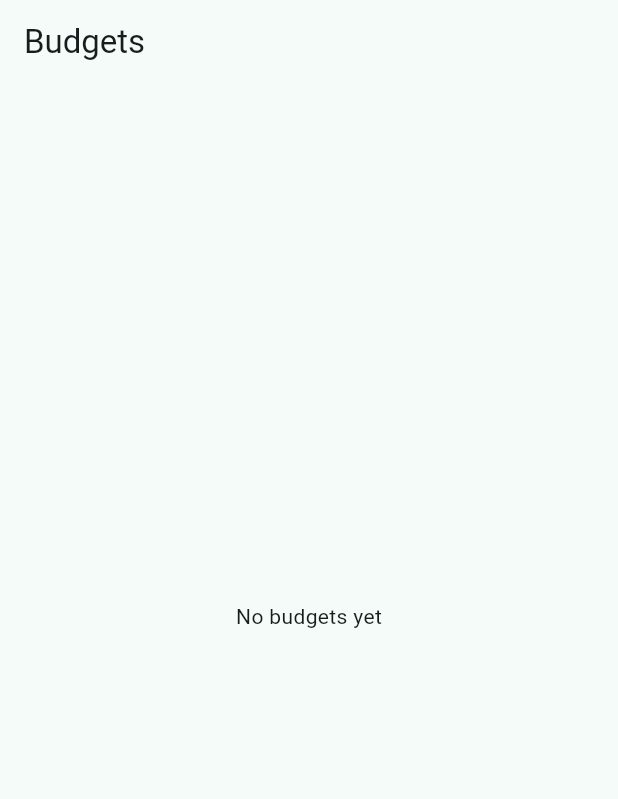
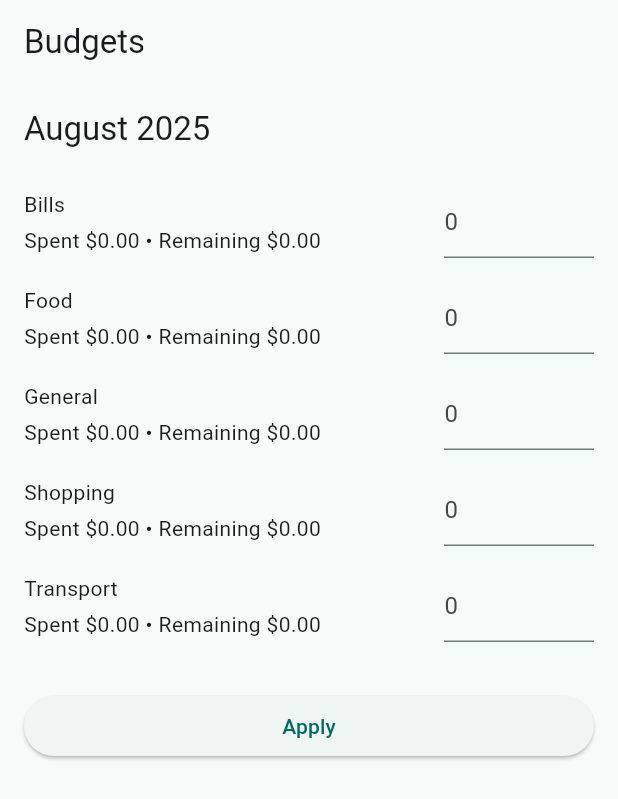
Before and after one commit to Pistote-Initative-Studio/Budget-Balanced, a Flutter app: the screen it shows after launch, item 3 of the bottom bar chosen, on a phone screen of 412 x 824 dp. Shown: the top 799 px of the screen. Run offline on Flutter 3.47's test engine with Material 3 defaults, Android fonts, the light colour scheme and no system bars; our stand-ins replace flutter_riverpod, go_router, hive, hive_flutter; accounts and stored records are empty.

Commit message:
Add current month budgeting with dashboard overview

```diff
--- a/lib/core/di/providers.dart
+++ b/lib/core/di/providers.dart
@@ -2,7 +2,9 @@ import 'package:flutter_riverpod/flutter_riverpod.dart';
 import 'package:hive/hive.dart';
 
 import '../../data/models/transaction.dart';
+import '../../data/models/budget.dart';
 import '../../data/repos/transaction_repo.dart';
+import '../../data/repos/budget_repo.dart';
 import '../../data/storage/hive_boxes.dart';
 
 final hiveReadyProvider = FutureProvider<void>((ref) async {
@@ -20,6 +22,90 @@ final transactionsProvider = StreamProvider<List<BBTransaction>>((ref) {
   return repo.watchAll();
 });
 
+final budgetRepoProvider = Provider<BudgetRepo>((ref) {
+  ref.watch(hiveReadyProvider);
+  final box = Hive.box<Budget>(Boxes.budgets);
+  return BudgetRepo(box);
+});
+
+final currentMonthProvider = Provider<(int year, int month)>((ref) {
+  final now = DateTime.now().toUtc();
+  return (now.year, now.month);
+});
+
+final currentMonthBudgetProvider =
+    StreamProvider<Budget>((ref) {
+  final repo = ref.watch(budgetRepoProvider);
+  final (year, month) = ref.watch(currentMonthProvider);
+  return repo
+      .watchForMonth(year, month)
+      .map((b) => b ?? Budget.empty(year, month));
+});
+
+final categorySpendThisMonthProvider = Provider<Map<String, int>>((ref) {
+  final txs = ref.watch(transactionsProvider).value ?? [];
+  final (year, month) = ref.watch(currentMonthProvider);
+  final start = DateTime.utc(year, month);
+  final end = month == 12
+      ? DateTime.utc(year + 1, 1)
+      : DateTime.utc(year, month + 1);
+  final map = <String, int>{};
+  for (final tx in txs) {
+    if (tx.dateUtc.isBefore(end) && !tx.dateUtc.isBefore(start)) {
+      map[tx.category] = (map[tx.category] ?? 0) + tx.amountCents;
+    }
+  }
+  return map;
+});
+
+class CategoryBudgetInfo {
+  CategoryBudgetInfo({required this.limit, required this.spent});
+  final int limit;
+  final int spent;
+  int get remaining => limit - spent;
+}
+
+class BudgetOverview {
+  BudgetOverview({
+    required this.categories,
+    required this.totalLimit,
+    required this.totalSpent,
+  });
+
+  final Map<String, CategoryBudgetInfo> categories;
+  final int totalLimit;
+  final int totalSpent;
+  int get totalRemaining => totalLimit - totalSpent;
+  double get pctUsed =>
+      totalLimit == 0 ? 0 : totalSpent / totalLimit * 100;
+}
+
+final budgetOverviewProvider = Provider<BudgetOverview>((ref) {
+  final (year, month) = ref.watch(currentMonthProvider);
+  final budget = ref.watch(currentMonthBudgetProvider).maybeWhen(
+        data: (b) => b,
+        orElse: () => Budget.empty(year, month),
+      );
+  final spend = ref.watch(categorySpendThisMonthProvider);
+  final categories = {...budget.categoryLimits.keys, ...spend.keys};
+  final perCat = <String, CategoryBudgetInfo>{};
+  for (final c in categories) {
+    final limit = budget.categoryLimits[c] ?? 0;
+    final spent = spend[c] ?? 0;
+    perCat[c] = CategoryBudgetInfo(limit: limit, spent: spent);
+  }
+  final totalLimit =
+      perCat.values.fold<int>(0, (p, e) => p + e.limit);
+  final totalSpent =
+      perCat.values.fold<int>(0, (p, e) => p + e.spent);
+  return BudgetOverview(
+    categories: perCat,
+    totalLimit: totalLimit,
+    totalSpent: totalSpent,
+  );
+});
+
+/// Existing provider retained for backward compatibility.
 final monthSpendProvider = Provider<int>((ref) {
   ref.watch(transactionsProvider);
   final repo = ref.watch(transactionRepoProvider);
--- a/lib/data/models/budget.dart
+++ b/lib/data/models/budget.dart
@@ -1,23 +1,102 @@
 import 'package:hive/hive.dart';
 
-@HiveType(typeId: 1)
-class Budget extends HiveObject {
+/// Stores budget limits for a given month (current milestone only).
+class Budget {
   Budget({
     required this.id,
-    required this.periodMonth,
-    required this.periodYear,
+    required this.year,
+    required this.month,
     required this.categoryLimits,
-    this.rolloverEnabled = false,
+    required this.createdAtUtc,
+    required this.updatedAtUtc,
   });
 
-  @HiveField(0)
-  String id;
-  @HiveField(1)
-  int periodMonth;
-  @HiveField(2)
-  int periodYear;
-  @HiveField(3)
-  Map<String, int> categoryLimits;
-  @HiveField(4)
-  bool rolloverEnabled;
+  /// Composite id in the form `yyyy-mm` (UTC).
+  final String id;
+  final int year;
+  final int month;
+  final Map<String, int> categoryLimits;
+  final DateTime createdAtUtc;
+  final DateTime updatedAtUtc;
+
+  Budget copyWith({
+    Map<String, int>? categoryLimits,
+    DateTime? updatedAtUtc,
+  }) {
+    return Budget(
+      id: id,
+      year: year,
+      month: month,
+      categoryLimits: categoryLimits ?? this.categoryLimits,
+      createdAtUtc: createdAtUtc,
+      updatedAtUtc: updatedAtUtc ?? this.updatedAtUtc,
+    );
+  }
+
+  static String idFor(int year, int month) =>
+      '$year-${month.toString().padLeft(2, '0')}';
+
+  factory Budget.empty(int year, int month) {
+    final now = DateTime.now().toUtc();
+    return Budget(
+      id: idFor(year, month),
+      year: year,
+      month: month,
+      categoryLimits: {},
+      createdAtUtc: now,
+      updatedAtUtc: now,
+    );
+  }
 }
+
+class BudgetAdapter extends TypeAdapter<Budget> {
+  @override
+  final int typeId = 2;
+
+  @override
+  Budget read(BinaryReader reader) {
+    final id = reader.readString();
+    final year = reader.readInt();
+    final month = reader.readInt();
+    final len = reader.readInt();
+    final limits = <String, int>{};
+    for (var i = 0; i < len; i++) {
+      final key = reader.readString();
+      final value = reader.readInt();
+      limits[key] = value;
+    }
+    final createdAt = DateTime.fromMillisecondsSinceEpoch(
+      reader.readInt(),
+      isUtc: true,
+    );
+    final updatedAt = DateTime.fromMillisecondsSinceEpoch(
+      reader.readInt(),
+      isUtc: true,
+    );
+    return Budget(
+      id: id,
+      year: year,
+      month: month,
+      categoryLimits: limits,
+      createdAtUtc: createdAt,
+      updatedAtUtc: updatedAt,
+    );
+  }
+
+  @override
+  void write(BinaryWriter writer, Budget obj) {
+    writer
+      ..writeString(obj.id)
+      ..writeInt(obj.year)
+      ..writeInt(obj.month)
+      ..writeInt(obj.categoryLimits.length);
+    obj.categoryLimits.forEach((key, value) {
+      writer
+        ..writeString(key)
+        ..writeInt(value);
+    });
+    writer
+      ..writeInt(obj.createdAtUtc.millisecondsSinceEpoch)
+      ..writeInt(obj.updatedAtUtc.millisecondsSinceEpoch);
+  }
+}
--- a/lib/data/storage/hive_boxes.dart
+++ b/lib/data/storage/hive_boxes.dart
@@ -1,10 +1,12 @@
 import 'package:hive_flutter/hive_flutter.dart';
 
 import '../models/transaction.dart';
+import '../models/budget.dart';
 
 class Boxes {
   Boxes._();
   static const transactions = 'bb_transactions';
+  static const budgets = 'bb_budgets';
 }
 
 Future<void> initHive() async {
@@ -12,5 +14,9 @@ Future<void> initHive() async {
   if (!Hive.isAdapterRegistered(BBTransactionAdapter().typeId)) {
     Hive.registerAdapter(BBTransactionAdapter());
   }
+  if (!Hive.isAdapterRegistered(BudgetAdapter().typeId)) {
+    Hive.registerAdapter(BudgetAdapter());
+  }
   await Hive.openBox<BBTransaction>(Boxes.transactions);
+  await Hive.openBox<Budget>(Boxes.budgets);
 }
--- a/lib/features/budgets/budgets_page.dart
+++ b/lib/features/budgets/budgets_page.dart
@@ -1,13 +1,142 @@
 import 'package:flutter/material.dart';
+import 'package:flutter_riverpod/flutter_riverpod.dart';
+import 'package:intl/intl.dart';
 
-class BudgetsPage extends StatelessWidget {
+import '../../core/di/providers.dart';
+import '../../core/utils/currency.dart';
+
+class BudgetsPage extends ConsumerStatefulWidget {
   const BudgetsPage({super.key});
 
   @override
+  ConsumerState<BudgetsPage> createState() => _BudgetsPageState();
+}
+
+class _BudgetsPageState extends ConsumerState<BudgetsPage> {
+  final Map<String, TextEditingController> _controllers = {};
+  static const _defaultCats = [
+    'General',
+    'Food',
+    'Transport',
+    'Bills',
+    'Shopping',
+  ];
+
+  void _syncControllers(Map<String, int> limits) {
+    final categories = {..._defaultCats, ...limits.keys};
+    for (final c in categories) {
+      final txt = limits[c] != null && limits[c]! > 0
+          ? (limits[c]! / 100).toString()
+          : '';
+      if (_controllers.containsKey(c)) {
+        if (_controllers[c]!.text != txt) {
+          _controllers[c]!.text = txt;
+        }
+      } else {
+        _controllers[c] = TextEditingController(text: txt);
+      }
+    }
+  }
+
+  void _apply(int year, int month, List<String> categories) {
+    final limits = <String, int>{};
+    for (final c in categories) {
+      final parsed = parseCurrency(_controllers[c]!.text) ?? 0;
+      limits[c] = parsed < 0 ? 0 : parsed;
+    }
+    ref.read(budgetRepoProvider).updateLimits(year, month, limits);
+  }
+
+  @override
   Widget build(BuildContext context) {
-    return const Scaffold(
-      appBar: AppBar(title: Text('Budgets')),
-      body: Center(child: Text('No budgets yet')),
+    final (year, month) = ref.watch(currentMonthProvider);
+    final budgetAsync = ref.watch(currentMonthBudgetProvider);
+    final spend = ref.watch(categorySpendThisMonthProvider);
+    return budgetAsync.when(
+      data: (budget) {
+        _syncControllers(budget.categoryLimits);
+        final categories = {
+          ..._defaultCats,
+          ...budget.categoryLimits.keys,
+          ...spend.keys
+        }.toList()
+          ..sort();
+        final monthLabel = DateFormat('MMMM yyyy')
+            .format(DateTime.utc(year, month));
+        return Scaffold(
+          appBar: AppBar(title: const Text('Budgets')),
+          body: ListView(
+            padding: const EdgeInsets.all(16),
+            children: [
+              Text(monthLabel, style: Theme.of(context).textTheme.titleLarge),
+              const SizedBox(height: 16),
+              for (final c in categories)
+                _CategoryRow(
+                  category: c,
+                  controller: _controllers[c]!,
+                  spent: spend[c] ?? 0,
+                  limit: budget.categoryLimits[c] ?? 0,
+                ),
+              const SizedBox(height: 24),
+              ElevatedButton(
+                onPressed: () => _apply(year, month, categories),
+                child: const Text('Apply'),
+              ),
+            ],
+          ),
+        );
+      },
+      loading: () => const Scaffold(
+        body: Center(child: CircularProgressIndicator()),
+      ),
+      error: (e, st) => Scaffold(body: Center(child: Text('Error: $e'))),
     );
   }
 }
+
+class _CategoryRow extends StatelessWidget {
+  const _CategoryRow({
+    required this.category,
+    required this.controller,
+    required this.spent,
+    required this.limit,
+  });
+
+  final String category;
+  final TextEditingController controller;
+  final int spent;
+  final int limit;
+
+  @override
+  Widget build(BuildContext context) {
+    final remaining = limit - spent;
+    return Padding(
+      padding: const EdgeInsets.symmetric(vertical: 8),
+      child: Row(
+        children: [
+          Expanded(
+            child: Column(
+              crossAxisAlignment: CrossAxisAlignment.start,
+              children: [
+                Text(category),
+                const SizedBox(height: 4),
+                Text(
+                  'Spent ${formatCents(spent)} • Remaining ${formatCents(remaining)}',
+                ),
+              ],
+            ),
+          ),
+          SizedBox(
+            width: 100,
+            child: TextField(
+              key: Key('limit_$category'),
+              controller: controller,
+              keyboardType: TextInputType.number,
+              decoration: const InputDecoration(hintText: '0'),
+            ),
+          ),
+        ],
+      ),
+    );
+  }
+}
```
Also changed, not shown: lib/data/repos/budget_repo.dart (+28 -11 lines), lib/features/dashboard/dashboard_page.dart (+15 -6 lines), 3 other files.
